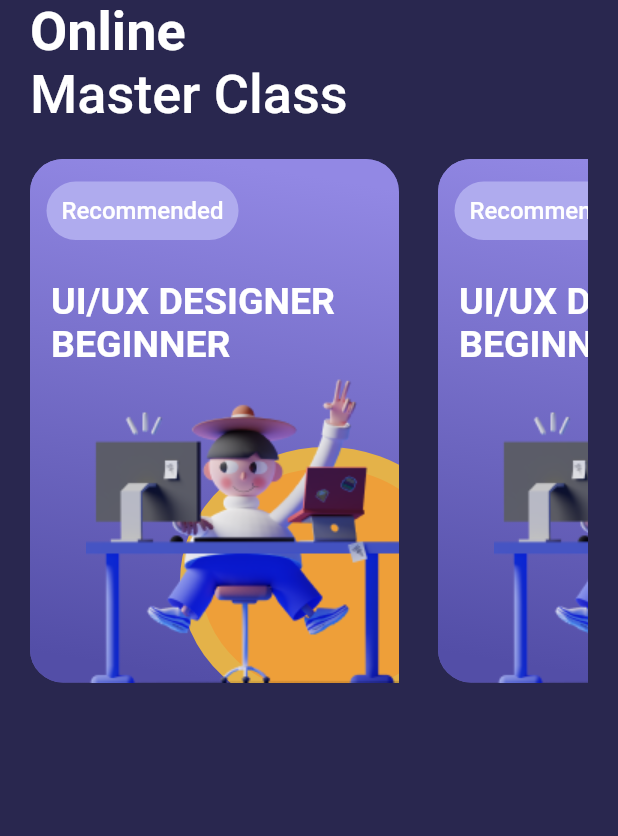
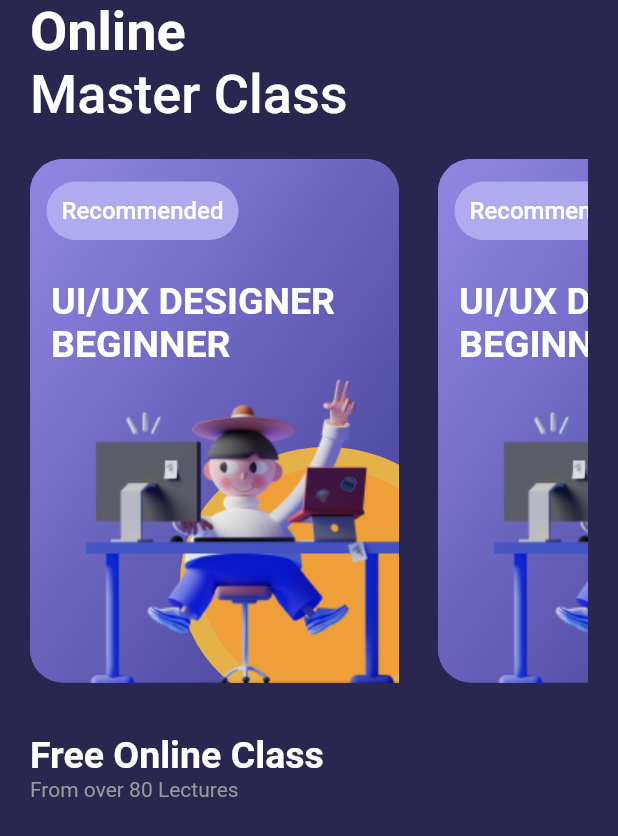
Before and after one commit to Emyeeeel/mobile_course_app_ui, a Flutter app: the screen it shows after launch, on a phone screen of 412 x 824 dp. Shown: the top 836 px of the screen. Run offline on Flutter 3.47's test engine with Material 2 defaults, Android fonts, the phone set to English and light mode, and no system bars; our stand-ins replace device_preview, google_fonts.

Commit message:
added two text below widget list

```diff
--- a/lib/pages/home_screen.dart
+++ b/lib/pages/home_screen.dart
@@ -60,6 +60,31 @@ class _HomeScreenState extends State<Homescreen> {
                     );
                   },
                 )),
+            const SizedBox(
+              height: 34,
+            ),
+            Column(
+              mainAxisAlignment: MainAxisAlignment.start,
+              crossAxisAlignment: CrossAxisAlignment.start,
+              children: [
+                Text(
+                  'Free Online Class',
+                  style: GoogleFonts.roboto(
+                    fontSize: 25,
+                    fontWeight: FontWeight.w600,
+                    color: Colors.white,
+                  ),
+                ),
+                Text(
+                  'From over 80 Lectures',
+                  style: GoogleFonts.roboto(
+                    fontSize: 14,
+                    fontWeight: FontWeight.w400,
+                    color: Color(0xFF9C9A9A),
+                  ),
+                ),
+              ],
+            ),
           ],
         ),
       ),
--- a/lib/widgets/maskedWidget.dart
+++ b/lib/widgets/maskedWidget.dart
@@ -1,6 +1,10 @@
 import 'package:flutter/material.dart';
 
 class MaskGroup extends StatelessWidget {
+  final int linearStart = 0xFF9288E4;
+
+  final int linearEnd = 0xFF534EA7;
+
   @override
   Widget build(BuildContext context) {
     return Column(
@@ -14,19 +18,17 @@ class MaskGroup extends StatelessWidget {
                 left: 0,
                 top: 0,
                 child: Container(
-                  width: 246,
-                  height: 349,
-                  decoration: ShapeDecoration(
-                    gradient: LinearGradient(
-                      begin: Alignment(0.23, -0.97),
-                      end: Alignment(-0.23, 0.97),
-                      colors: [Color(0xFF9288E4), Color(0xFF534EA7)],
-                    ),
-                    shape: RoundedRectangleBorder(
-                      borderRadius: BorderRadius.circular(22),
-                    ),
-                  ),
-                ),
+                    height: 349,
+                    width: 246,
+                    decoration: BoxDecoration(
+                        borderRadius: BorderRadius.circular(22),
+                        gradient: LinearGradient(
+                            begin: Alignment.topLeft,
+                            end: const Alignment(1, 0.0),
+                            colors: <Color>[
+                              Color(linearStart),
+                              Color(linearEnd)
+                            ]))),
               ),
               Positioned(
                 left: 100,
@@ -34,7 +36,7 @@ class MaskGroup extends StatelessWidget {
                 child: Container(
                   width: 195,
                   height: 179,
-                  decoration: ShapeDecoration(
+                  decoration: const ShapeDecoration(
                     color: Color(0xFFEE9F39),
                     shape: OvalBorder(
                       side: BorderSide(width: 14, color: Color(0xFFE4B249)),
```
